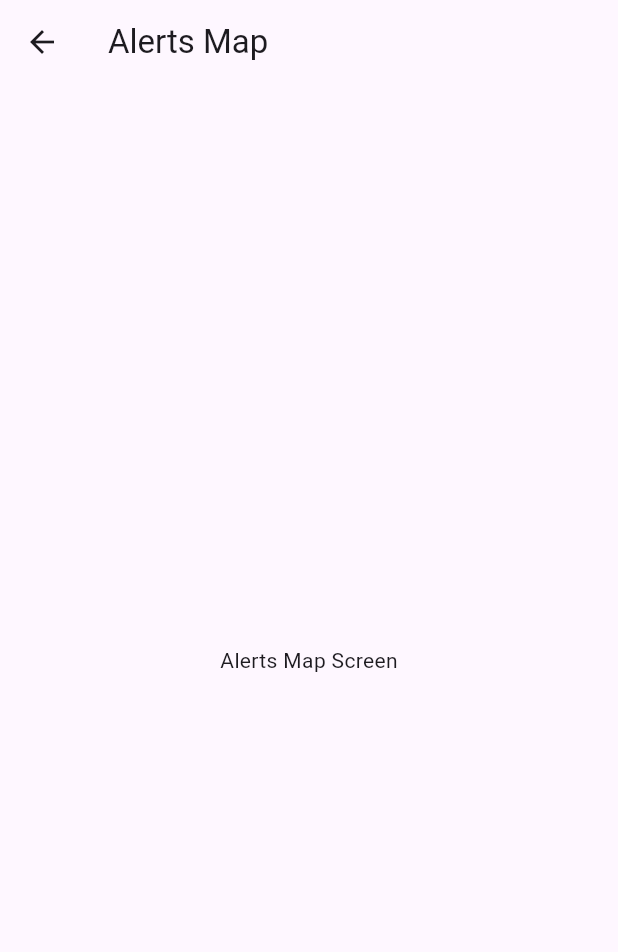
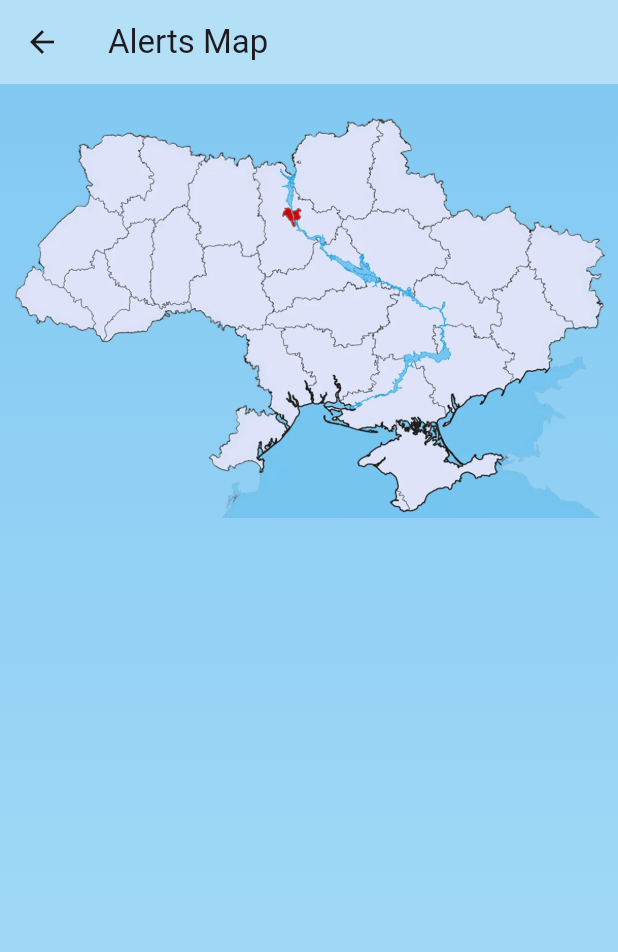
Before and after one commit to vrbprog/flutter_alerts_map, a Flutter app: the screen it shows after launch, after a tap on "Alerts Map", on a phone screen of 412 x 824 dp. Shown: the top 952 px of the screen. Run offline on Flutter 3.47's test engine with Material 3 defaults, Android fonts, the phone set to English and light mode, and no system bars; our stand-ins replace go_router.

Commit message:
feat: add map to Map screen

```diff
--- a/lib/screens/alerts_map.dart
+++ b/lib/screens/alerts_map.dart
@@ -5,9 +5,43 @@ class AlertsMapScreen extends StatelessWidget {
 
   @override
   Widget build(BuildContext context) {
-    return Scaffold(
-      appBar: AppBar(title: Text('Alerts Map')),
-      body: Center(child: Text('Alerts Map Screen')),
+    return Container(
+      decoration: const BoxDecoration(
+        gradient: LinearGradient(
+          begin: Alignment.topCenter,
+          end: Alignment.bottomCenter,
+          colors: [Color(0xFF7EC8F2), Color(0xFFACDCF7)],
+        ),
+      ),
+      child: Scaffold(
+        backgroundColor: Colors.transparent,
+        appBar: AppBar(
+          backgroundColor: Color(0xFFB3DFF7),
+          title: Text('Alerts Map'),
+        ),
+        body: Padding(
+          padding: const EdgeInsets.only(top: 16.0),
+          child: Column(
+            children: [
+              // Add your widgets here
+              Stack(
+                children: [
+                  Image.asset(
+                    'assets/maps/map.png',
+                    fit: BoxFit.cover,
+                    width: double.infinity,
+                  ),
+                  Image.asset(
+                    'assets/maps/Kyiv.png',
+                    fit: BoxFit.cover,
+                    width: double.infinity,
+                  ),
+                ],
+              ),
+            ],
+          ),
+        ),
+      ),
     );
   }
 }
--- a/lib/widgets/home_screen_card.dart
+++ b/lib/widgets/home_screen_card.dart
@@ -14,7 +14,7 @@ class HomeScreenCard extends StatelessWidget {
       child: InkWell(
         onTap: onTap,
         child: Padding(
-          padding: const EdgeInsets.symmetric(horizontal: 18.0, vertical: 18.0),
+          padding: const EdgeInsets.symmetric(horizontal: 16.0, vertical: 16.0),
           child: Row(
             mainAxisAlignment: MainAxisAlignment.center,
             children: [
--- a/pubspec.yaml
+++ b/pubspec.yaml
@@ -61,6 +61,7 @@ flutter:
     # assets:
     assets:
         - assets/icons/
+        - assets/maps/
 
     # An image asset can refer to one or more resolution-specific "variants", see
     # https://flutter.dev/to/resolution-aware-images
```
Also changed, not shown: assets/maps/Kyiv.png (added), assets/maps/Kyiv_free.png (added), assets/maps/map.png (added).
